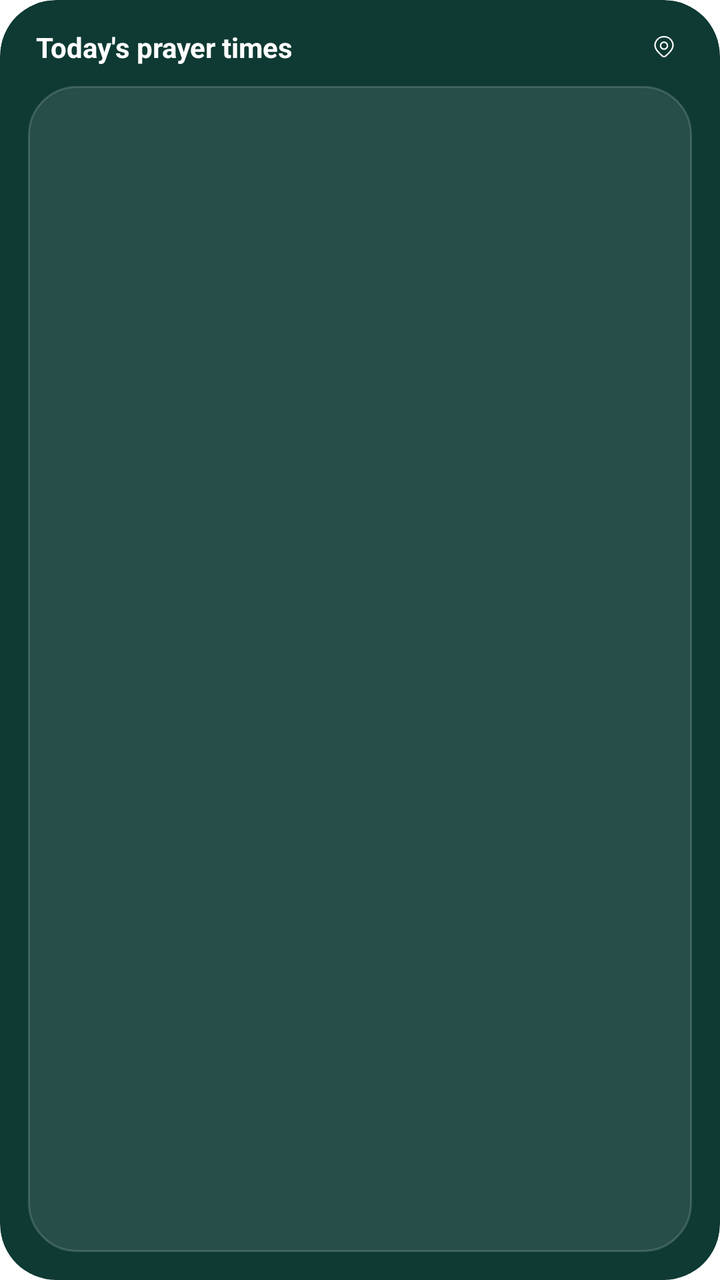
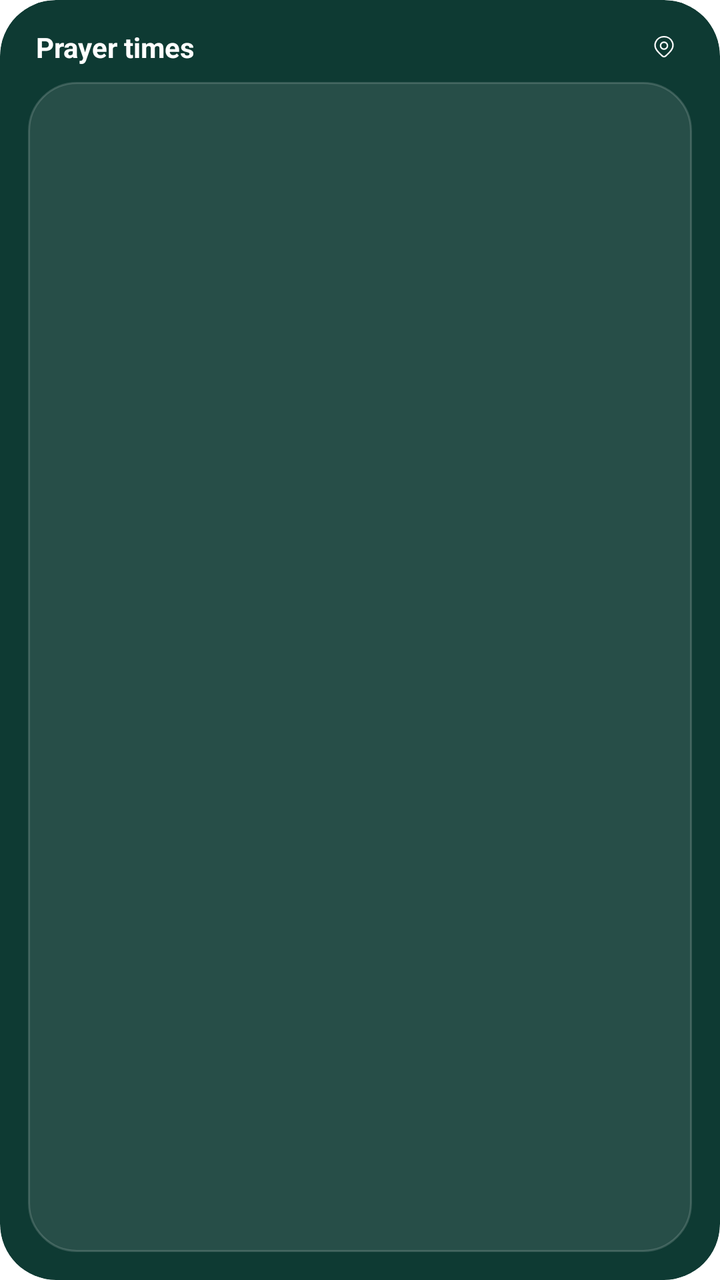

An Android layout rendered at two revisions. The XML below is the earlier revision; the diff shows what the commit changed to produce the second picture.
<!-- AndroidManifest.xml: fallback theme Theme.MaterialComponents.DayNight.NoActionBar -->
<!-- res/layout/widget_prayer_times.xml -->
<FrameLayout xmlns:android="http://schemas.android.com/apk/res/android"
  android:id="@+id/root"
  android:layout_width="match_parent"
  android:layout_height="match_parent"
  android:background="@drawable/widget_clip"
  android:clipToOutline="true"
  android:layoutDirection="ltr">

  <include layout="@layout/widget_prayer_times_body" />
</FrameLayout>
<!-- res/layout/widget_prayer_times_body.xml (included above) -->
<merge xmlns:android="http://schemas.android.com/apk/res/android">

  <ImageView
    android:id="@+id/bg"
    android:layout_width="match_parent"
    android:layout_height="match_parent"
    android:scaleType="fitXY" />

  <ImageView
    android:layout_width="match_parent"
    android:layout_height="match_parent"
    android:scaleType="centerCrop"
    android:src="@drawable/widget_decor" />

  <LinearLayout
    android:layout_width="match_parent"
    android:layout_height="match_parent"
    android:orientation="vertical"
    android:padding="14dp">

    <LinearLayout
      android:layout_width="match_parent"
      android:layout_height="wrap_content"
      android:gravity="center_vertical"
      android:orientation="horizontal"
      android:paddingStart="4dp"
      android:paddingEnd="4dp">

      <TextView
        android:id="@+id/title"
        android:layout_width="0dp"
        android:layout_height="wrap_content"
        android:layout_weight="1"
        android:ellipsize="end"
        android:maxLines="1"
        android:text="@string/widget_prayer_times"
        android:textAlignment="viewStart"
        android:textColor="#FFFFFFFF"
        android:textSize="14sp"
        android:textStyle="bold" />

      <ImageView
        android:id="@+id/cityIcon"
        android:layout_width="12dp"
        android:layout_height="12dp"
        android:layout_marginStart="8dp"
        android:src="@drawable/widget_ic_location" />

      <TextView
        android:id="@+id/city"
        android:layout_width="wrap_content"
        android:layout_height="wrap_content"
        android:layout_marginStart="4dp"
        android:ellipsize="end"
        android:maxLines="1"
        android:textColor="#D9FFFFFF"
        android:textSize="12sp" />
    </LinearLayout>

    <LinearLayout
      android:id="@+id/row"
      android:layout_width="match_parent"
      android:layout_height="0dp"
      android:layout_marginTop="10dp"
      android:layout_weight="1"
      android:background="@drawable/widget_strip"
      android:gravity="center_vertical"
      android:orientation="horizontal"
      android:padding="4dp" />

    <TextView
      android:id="@+id/empty"
      android:layout_width="match_parent"
      android:layout_height="0dp"
      android:layout_weight="1"
      android:gravity="center"
      android:text="@string/widget_open_app"
      android:textColor="#D9FFFFFF"
      android:textSize="12sp"
      android:visibility="gone" />
  </LinearLayout>
</merge>
<!-- resources referenced by this layout -->
<resources>
  <!-- drawable widget_clip (drawable) -->
  <shape xmlns:android="http://schemas.android.com/apk/res/android" android:shape="rectangle">
    <solid android:color="#FF0E3A33" />
    <corners android:radius="28dp" />
  </shape>
  <!-- drawable widget_decor: webp bitmap (drawable-nodpi, 54558 bytes) -->
  <!-- drawable widget_ic_location (drawable) -->
  <vector xmlns:android="http://schemas.android.com/apk/res/android"
    android:width="24dp"
    android:height="24dp"
    android:viewportWidth="24"
    android:viewportHeight="24">
    <path
      android:pathData="M13.6177 21.367C13.1841 21.773 12.6044 22 12.0011 22C11.3978 22 10.8182 21.773 10.3845 21.367C6.41302 17.626 1.09076 13.4469 3.68627 7.37966C5.08963 4.09916 8.45834 2 12.0011 2C15.5439 2 18.9126 4.09916 20.316 7.37966C22.9082 13.4393 17.599 17.6389 13.6177 21.367Z"
      android:strokeColor="#FFFFFFFF"
      android:strokeWidth="1.5" />
    <path
      android:pathData="M15.5 11C15.5 12.933 13.933 14.5 12 14.5C10.067 14.5 8.5 12.933 8.5 11C8.5 9.067 10.067 7.5 12 7.5C13.933 7.5 15.5 9.067 15.5 11Z"
      android:strokeColor="#FFFFFFFF"
      android:strokeWidth="1.5" />
  </vector>
  <!-- drawable widget_strip (drawable) -->
  <shape xmlns:android="http://schemas.android.com/apk/res/android" android:shape="rectangle">
    <solid android:color="#1AFFFFFF" />
    <stroke android:width="1dp" android:color="#29FFFFFF" />
    <corners android:radius="24dp" />
  </shape>
  <string name="widget_open_app">Open the app to load prayer times</string>
  <string name="widget_prayer_times">Today\'s prayer times</string>
</resources>

<!-- the commit's change to res/layout/widget_prayer_times.xml (unified diff, before → after) -->
@@ -5,11 +5,6 @@
   android:background="@drawable/widget_clip"
   android:clipToOutline="true"
   android:layoutDirection="ltr">
-
-  <include layout="@layout/widget_prayer_times_body" />
-</FrameLayout>
-<!-- res/layout/widget_prayer_times_body.xml (included above) -->
-<merge xmlns:android="http://schemas.android.com/apk/res/android">
 
   <ImageView
     android:id="@+id/bg"
@@ -26,16 +21,19 @@
   <LinearLayout
     android:layout_width="match_parent"
     android:layout_height="match_parent"
+    android:id="@+id/body"
     android:orientation="vertical"
     android:padding="14dp">
 
     <LinearLayout
+      android:id="@+id/header"
       android:layout_width="match_parent"
       android:layout_height="wrap_content"
       android:gravity="center_vertical"
       android:orientation="horizontal"
       android:paddingStart="4dp"
-      android:paddingEnd="4dp">
+      android:paddingEnd="4dp"
+      android:paddingBottom="8dp">
 
       <TextView
         android:id="@+id/title"
@@ -72,7 +70,6 @@
       android:id="@+id/row"
       android:layout_width="match_parent"
       android:layout_height="0dp"
-      android:layout_marginTop="10dp"
       android:layout_weight="1"
       android:background="@drawable/widget_strip"
       android:gravity="center_vertical"
@@ -90,4 +87,4 @@
       android:textSize="12sp"
       android:visibility="gone" />
   </LinearLayout>
-</merge>
+</FrameLayout>
<!-- resource entries referenced after the edit -->
@@ -28,6 +28,6 @@
     <corners android:radius="24dp" />
   </shape>
   <string name="widget_open_app">Open the app to load prayer times</string>
-  <string name="widget_prayer_times">Today\'s prayer times</string>
+  <string name="widget_prayer_times">Prayer times</string>
 </resources>
 
